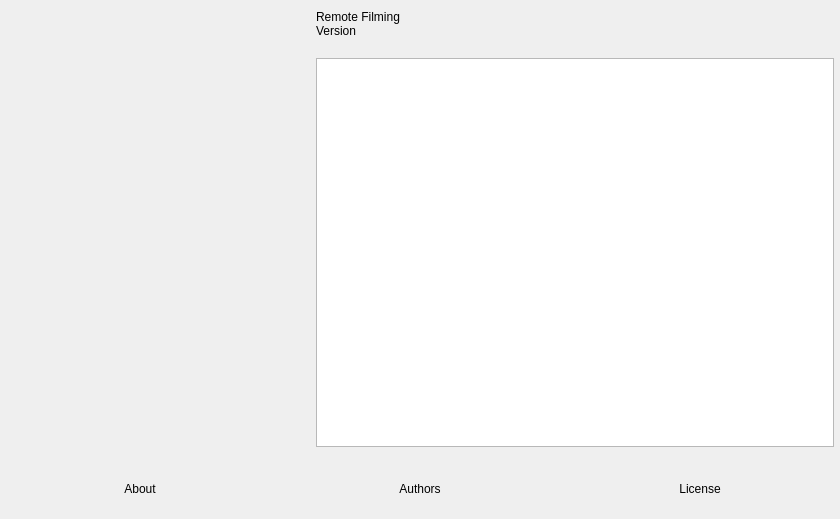
This is vendor_skins/RemoteFilming/UI/forms/OBSAbout.ui in CoSMoSoftware/OBS-studio-webrtc as Qt 5 draws it before an edit. The edited form follows.
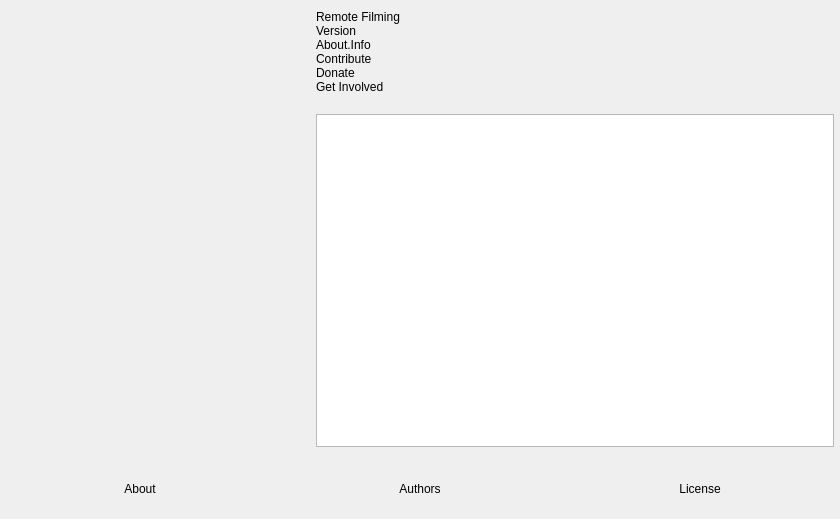
This is the edited form. Icons and pictures are not drawn. Custom widgets are drawn as their Qt base class.

Diff of the .ui file:
```diff
--- a/vendor_skins/RemoteFilming/UI/forms/OBSAbout.ui
+++ b/vendor_skins/RemoteFilming/UI/forms/OBSAbout.ui
@@ -87,6 +87,40 @@
          </property>
         </widget>
        </item>
+       <item>
+        <widget class="QLabel" name="info">
+         <property name="text">
+          <string>About.Info</string>
+         </property>
+         <property name="wordWrap">
+          <bool>true</bool>
+         </property>
+        </widget>
+       </item>
+       <item>
+        <widget class="QLabel" name="contribute">
+         <property name="text">
+          <string notr="true">Contribute</string>
+         </property>
+         <property name="wordWrap">
+          <bool>true</bool>
+         </property>
+        </widget>
+       </item>
+       <item>
+        <widget class="QLabel" name="donate">
+         <property name="text">
+          <string notr="true">Donate</string>
+         </property>
+        </widget>
+       </item>
+       <item>
+        <widget class="QLabel" name="getInvolved">
+         <property name="text">
+          <string notr="true">Get Involved</string>
+         </property>
+        </widget>
+       </item>
        <item>
         <spacer name="verticalSpacer">
          <property name="orientation">
```
